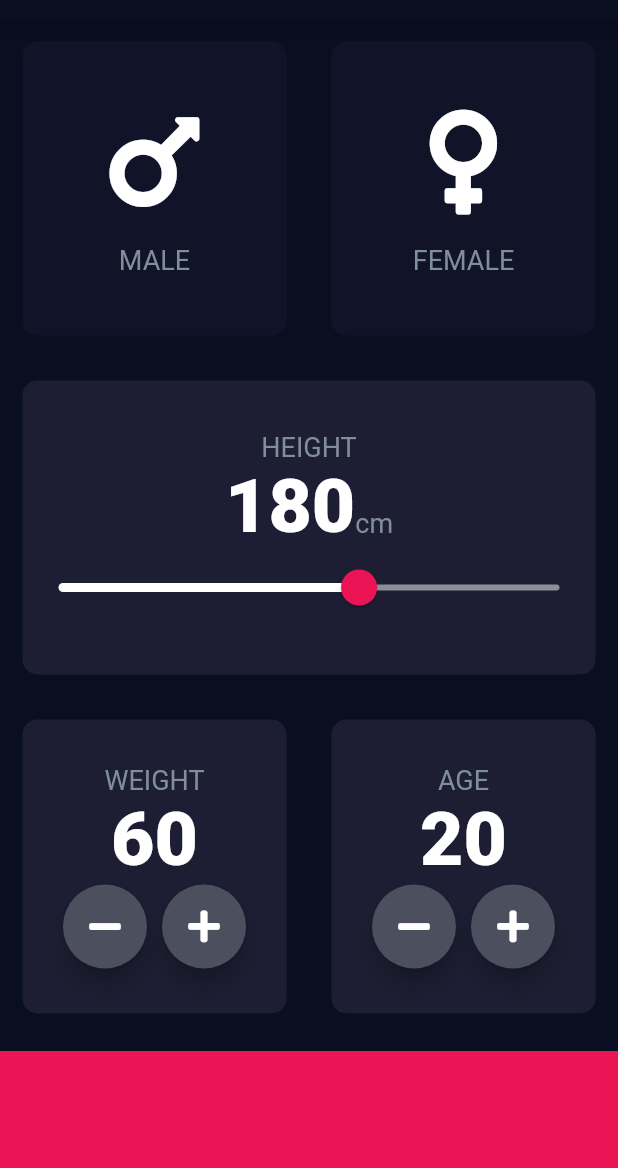
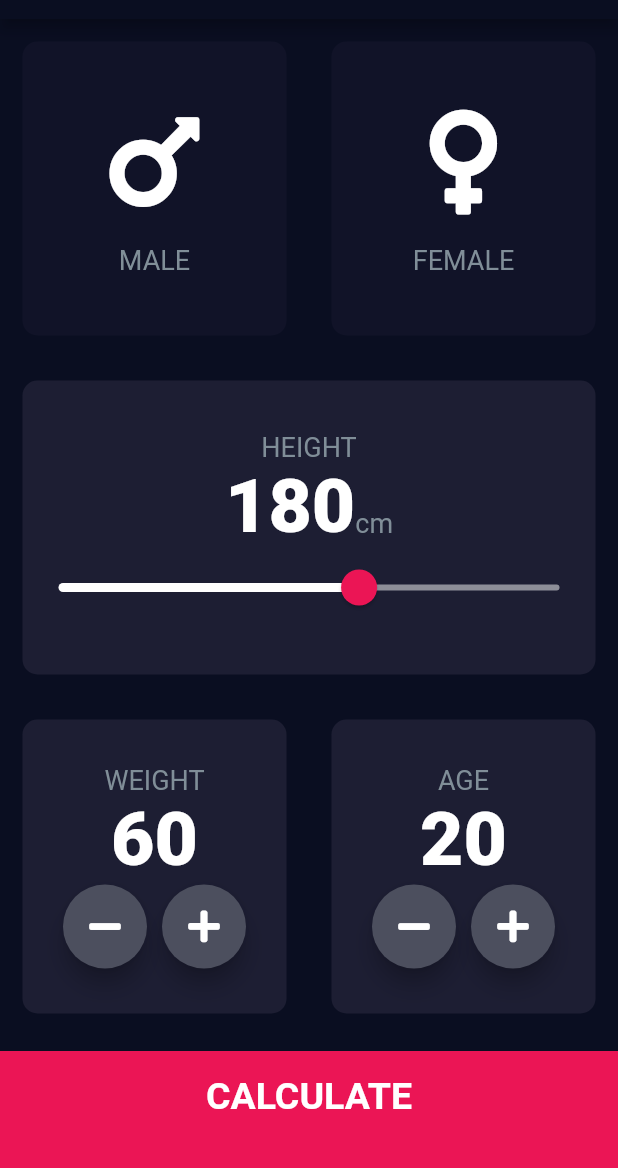
Before and after one commit to ysbush/bmi_calc, a Flutter app: the screen it shows after launch, on a phone screen of 412 x 824 dp, the part 65-1233 px from its top. Run offline on Flutter 3.47's test engine with Material 2 defaults, Android fonts, the phone set to English and light mode, and no system bars; our stand-ins replace font_awesome_flutter.

Commit message:
Final Proj

```diff
--- /dev/null
+++ b/lib/components/bottom_button.dart
@@ -0,0 +1,28 @@
+import 'package:flutter/material.dart';
+import '../constant.dart';
+
+class BottomButton extends StatelessWidget {
+  BottomButton({@required this.onTap, @required this.buttonTitle});
+  final Function onTap;
+  final String buttonTitle;
+
+  @override
+  Widget build(BuildContext context) {
+    return GestureDetector(
+      onTap: onTap,
+      child: Container(
+        child: Center(
+          child: Text(
+            buttonTitle,
+            style: kLargeButtonTextStyle,
+          ),
+        ),
+        color: kBottomContainerColour,
+        margin: EdgeInsets.only(top: 10.0),
+        padding: EdgeInsets.only(bottom: 20.0),
+        width: double.infinity,
+        height: kBottomContainerHeight,
+      ),
+    );
+  }
+}
--- a/lib/icon_content.dart
+++ b/lib/components/icon_content.dart
@@ -1,5 +1,5 @@
 import 'package:flutter/material.dart';
-import 'constant.dart';
+import '../constant.dart';
 
 class IconContent extends StatelessWidget {
   final IconData icon;
--- /dev/null
+++ b/lib/components/round_icon_button.dart
@@ -0,0 +1,21 @@
+import 'package:flutter/material.dart';
+
+class RoundIconButton extends StatelessWidget {
+  RoundIconButton({@required this.icon, @required this.func});
+  final IconData icon;
+  final Function func;
+  @override
+  Widget build(BuildContext context) {
+    return RawMaterialButton(
+      child: Icon(icon),
+      onPressed: func,
+      elevation: 6.0,
+      constraints: BoxConstraints.tightFor(
+        width: 56.0,
+        height: 56.0,
+      ),
+      shape: CircleBorder(),
+      fillColor: Color(0xFF4c4f5e),
+    );
+  }
+}
--- a/lib/main.dart
+++ b/lib/main.dart
@@ -1,5 +1,5 @@
 import 'package:flutter/material.dart';
-import 'input_page.dart';
+import 'screens/input_page.dart';
 
 void main() {
   runApp(BMICalculator());
--- a/lib/input_page.dart
+++ b/lib/screens/input_page.dart
@@ -1,8 +1,12 @@
 import 'package:flutter/material.dart';
 import 'package:font_awesome_flutter/font_awesome_flutter.dart';
-import 'reusable_card.dart';
-import 'icon_content.dart';
-import 'constant.dart';
+import '../components/reusable_card.dart';
+import '../components/icon_content.dart';
+import '../constant.dart';
+import 'result_page.dart';
+import '../components/bottom_button.dart';
+import '../components/round_icon_button.dart';
+import 'package:bmicalc/calculator_brain.dart';
 
 enum Gender {
   male,
@@ -204,34 +208,28 @@
               ],
             ),
           ),
-          Container(
-            color: kBottomContainerColour,
-            margin: EdgeInsets.only(top: 10.0),
-            width: double.infinity,
-            height: kBottomContainerHeight,
+          BottomButton(
+            onTap: () {
+              CalculatorBrain calc =
+                  CalculatorBrain(height: height, weight: weight);
+
+              Navigator.push(
+                context,
+                MaterialPageRoute(
+                  builder: (context) {
+                    return ResultPage(
+                      bmiResult: calc.calculateBMI(),
+                      resultText: calc.getResult(),
+                      interpretation: calc.getInterpretation(),
+                    );
+                  },
+                ),
+              );
+            },
+            buttonTitle: 'CALCULATE',
           ),
         ],
       ),
     );
   }
 }
-
-class RoundIconButton extends StatelessWidget {
-  RoundIconButton({@required this.icon, @required this.func});
-  final IconData icon;
-  final Function func;
-  @override
-  Widget build(BuildContext context) {
-    return RawMaterialButton(
-      child: Icon(icon),
-      onPressed: func,
-      elevation: 6.0,
-      constraints: BoxConstraints.tightFor(
-        width: 56.0,
-        height: 56.0,
-      ),
-      shape: CircleBorder(),
-      fillColor: Color(0xFF4c4f5e),
-    );
-  }
-}
```
Also changed, not shown: lib/calculator_brain.dart (added, +34 -0 lines), lib/constant.dart (+20 -0 lines), lib/screens/result_page.dart (added, +69 -0 lines), lib/components/reusable_card.dart (renamed from lib/reusable_card.dart).
